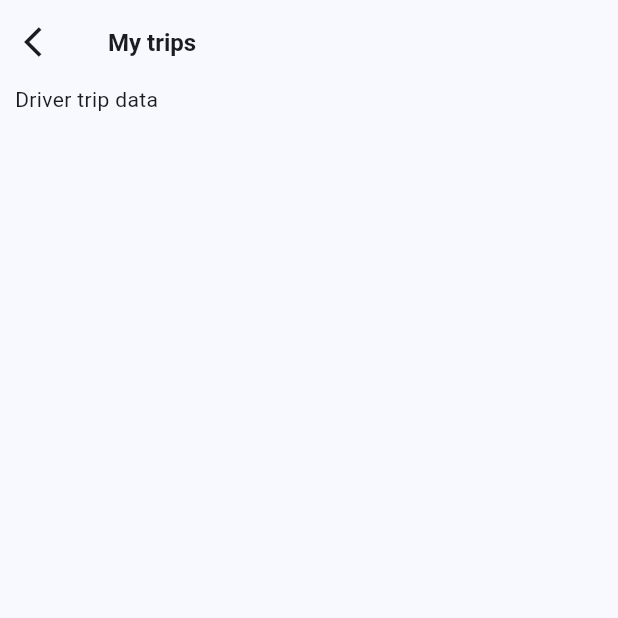
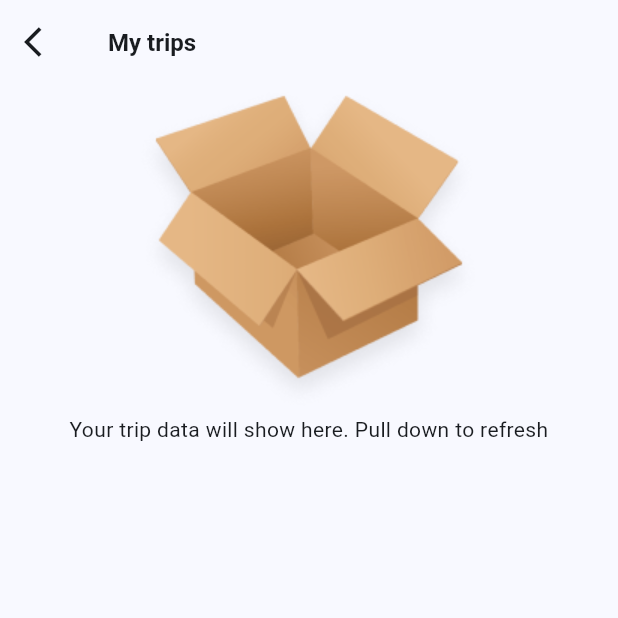
Before and after one commit to Quami-source/eyetruck_driver, a Flutter app: the Welcome screen opened directly, after a tap on "My trips", on a phone screen of 412 x 824 dp, the top half of it. Run offline on Flutter 3.47's test engine with Material 3 defaults, Android fonts, the phone set to English and light mode, and no system bars; our stand-ins replace geocoding, geolocator, intl_phone_number_input, shared_preferences, socket_io_client; accounts and stored records are empty; network calls fail.

Commit message:
Added trip data

```diff
--- a/lib/screens/home/trips.dart
+++ b/lib/screens/home/trips.dart
@@ -1,4 +1,9 @@
+import 'dart:convert';
+
+import 'package:eyetruck_driver/constants/utils.dart';
 import 'package:flutter/material.dart';
+import 'package:http/http.dart' as http;
+import 'package:shared_preferences/shared_preferences.dart';
 
 class MyTrips extends StatefulWidget {
   const MyTrips({super.key});
@@ -8,6 +13,22 @@ class MyTrips extends StatefulWidget {
 }
 
 class _MyTripsState extends State<MyTrips> {
+  late Future<List<dynamic>> driverTrips = Future.value([]);
+  String? uid;
+
+  @override
+  void initState() {
+    super.initState();
+
+    _getStoredID();
+    _getTrips(uid);
+  }
+
+  Future<void> _getStoredID() async {
+    SharedPreferences prefs = await SharedPreferences.getInstance();
+    uid = prefs.getString('uid');
+  }
+
   @override
   Widget build(BuildContext context) {
     return Scaffold(
@@ -24,12 +45,102 @@ class _MyTripsState extends State<MyTrips> {
             },
           ),
         ),
-      body: const Padding(
-        padding: EdgeInsets.only(left: 10.0, right: 10.0),
+        body: FutureBuilder<List<dynamic>>(
+            future: driverTrips,
+            builder: (context, snapshot) {
+              return RefreshIndicator(
+                  onRefresh: _pullRefresh, child: _listView(snapshot));
+            }));
+  }
+
+  Widget _listView(AsyncSnapshot snapshot) {
+    if (snapshot.connectionState == ConnectionState.waiting) {
+      return const Center(
+        child: CircularProgressIndicator(),
+      );
+    } else if (snapshot.hasError) {
+      return const Center(
+        child: Text("We encountered an error. Pull down to refresh"),
+      );
+    } else {
+      if (snapshot.data.length <= 0) {
+        return Center(
           child: Column(
-          children: [Text("Driver trip data")],
+            children: [
+              Image.asset('assets/images/empty_box.png'),
+              const Text(
+                'Your trip data will show here. Pull down to refresh',
+                textAlign: TextAlign.center,
+              )
+            ],
           ),
+        );
+      } else {
+        return ListView.builder(
+          itemCount: snapshot.data.length,
+          itemBuilder: (context, index) {
+            var trip = snapshot.data[index];
+
+            return ListTile(
+                title: Text(trip['toAddress']),
+                subtitle: Text(trip['dateCreated']),
+                trailing: Text(
+                  trip['tripStatus'],
+                  style: const TextStyle(color: Colors.blue),
                 ),
+                shape: const Border(
+                    bottom: BorderSide(
+                        width: 1, color: Color.fromARGB(255, 216, 216, 216))));
+          },
         );
       }
     }
+  }
+
+  Future<void> _getTrips(String? id) async {
+    if (id != null) {
+      try {
+        var res = await http.post(
+          Uri.parse("$apiUrlV2/v2/driver/trips"),
+          body: jsonEncode({"driver_id": id}),
+          headers: {'Content-Type': 'application/json'},
+        );
+
+        //debugPrint(res.body);
+        var data = jsonDecode(res.body);
+        debugPrint(data.toString());
+        var payload = data['payload']['items'];
+
+        setState(() {
+          driverTrips = Future.value(payload);
+        });
+      } catch (e) {
+        debugPrint(jsonEncode(e));
+      }
+    }
+  }
+
+  Future<void> _pullRefresh() async {
+    if (uid != null) {
+      try {
+        var res = await http.post(
+          Uri.parse("$apiUrlV2/v2/driver/trips"),
+          body: jsonEncode({"driver_id": uid}),
+          headers: {'Content-Type': 'application/json'},
+        );
+
+        //debugPrint(res.body);
+
+        var data = jsonDecode(res.body);
+
+        var payload = data['payload']['items'];
+
+        setState(() {
+          driverTrips = Future.value(payload);
+        });
+      } catch (e) {
+        debugPrint(jsonEncode(e));
+      }
+    }
+  }
+}
--- a/lib/screens/home/welcome.dart
+++ b/lib/screens/home/welcome.dart
@@ -335,8 +335,8 @@ class _WelcomeState extends State<Welcome> {
                                 color: Color.fromARGB(255, 206, 206, 206),
                                 borderRadius:
                                     BorderRadius.all(Radius.circular(25))),
-                            child: const Icon(Icons.notifications,
-                                color: Colors.blue),
+                            child: const Icon(Icons.notifications_outlined,
+                                size: 30, color: Colors.blue),
                           ),
                           TextButton(
                             onPressed: () {
```
Also changed, not shown: lib/screens/auth/login.dart (+3 -14 lines). Lines whose indentation alone changed are shown as unchanged.
